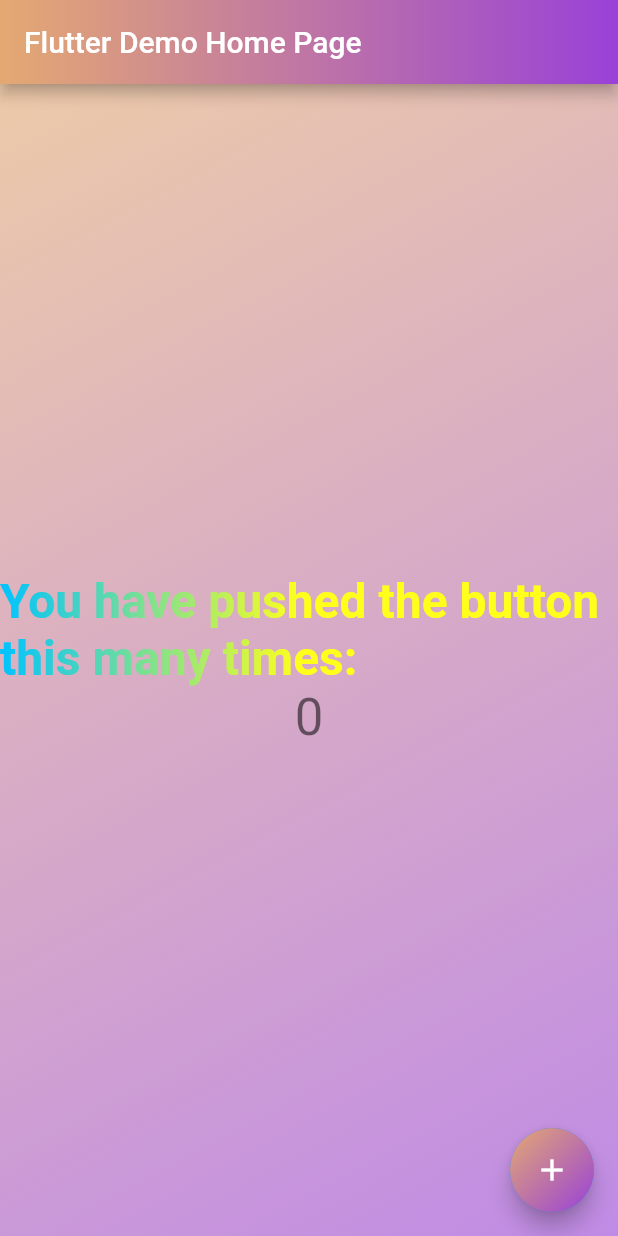
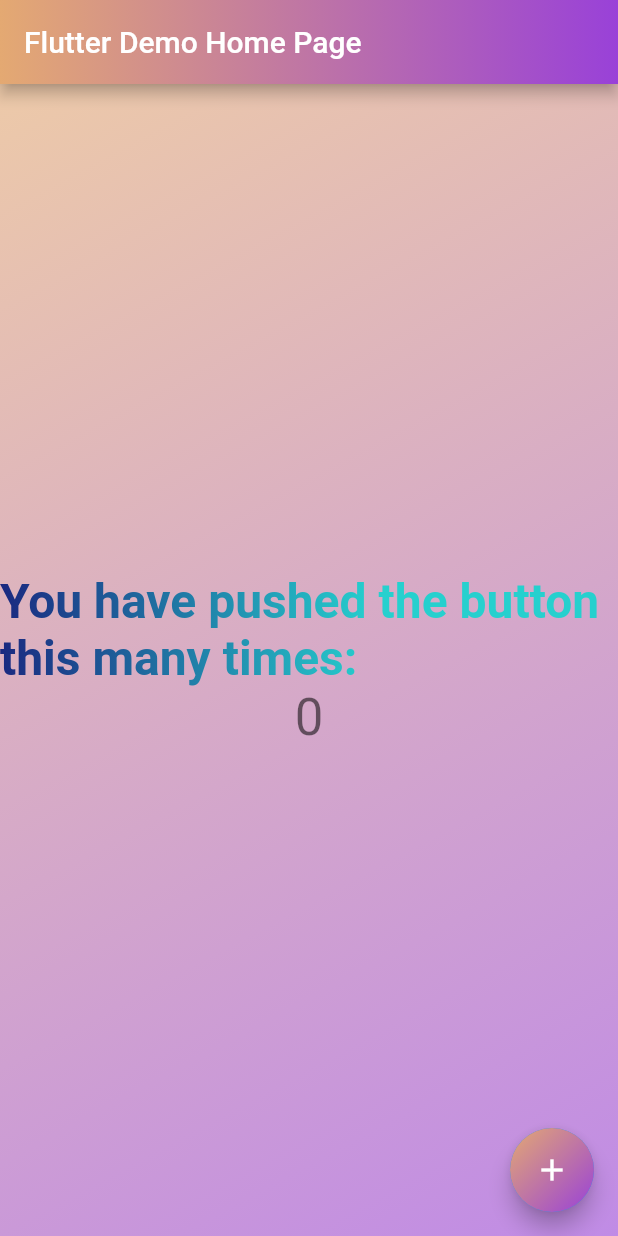
Before and after one commit to azukisiromochi/gradient_sample, a Flutter app: the screen it shows after launch, on a phone screen of 412 x 824 dp. Run offline on Flutter 3.47's test engine with Material 2 defaults, Android fonts, the phone set to English and light mode, and no system bars; our stand-ins replace gradient_app_bar.

Commit message:
Update: text のグラデーションを調整 🙈

```diff
--- a/lib/main.dart
+++ b/lib/main.dart
@@ -62,14 +62,14 @@ class _MyHomePageState extends State<MyHomePage> {
   Widget build(BuildContext context) {
     final Shader _linearGradient = LinearGradient(
       colors: <Color>[
-        Color(0xff00c3ff),
-        Color(0xffffff1c),
+        Color(0xff1A2980),
+        Color(0xff26D0CE),
       ],
     ).createShader(
       Rect.fromLTWH(
         0.0,
         0.0,
-        200.0,
+        250.0,
         70.0,
       ),
     );
```
